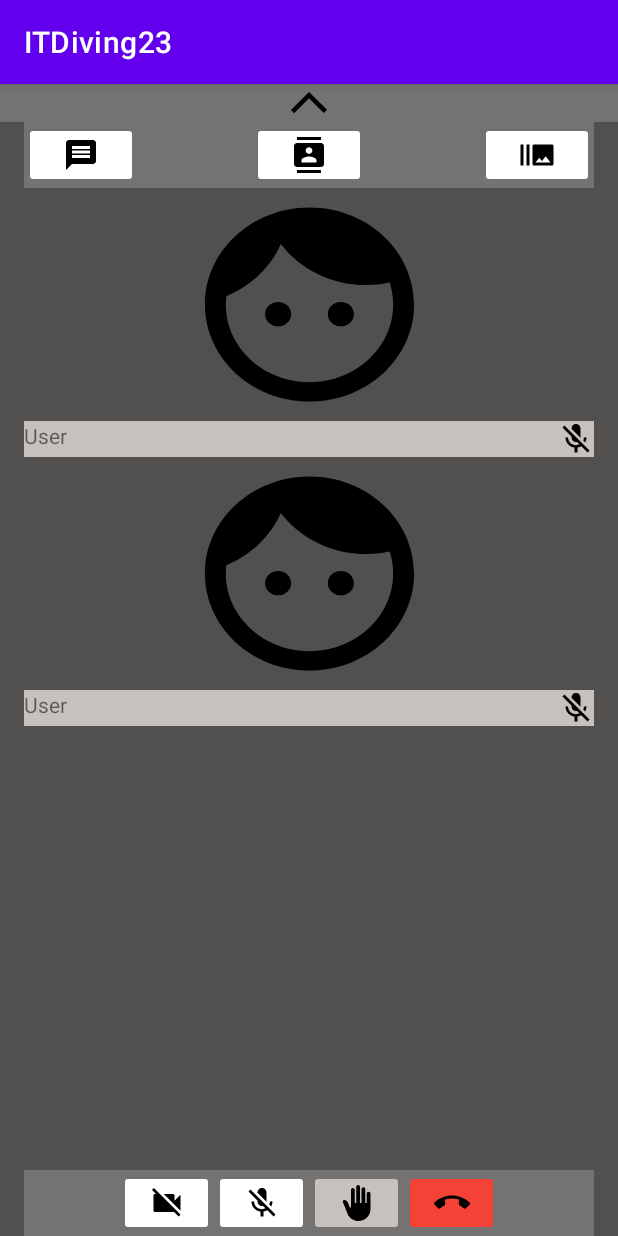
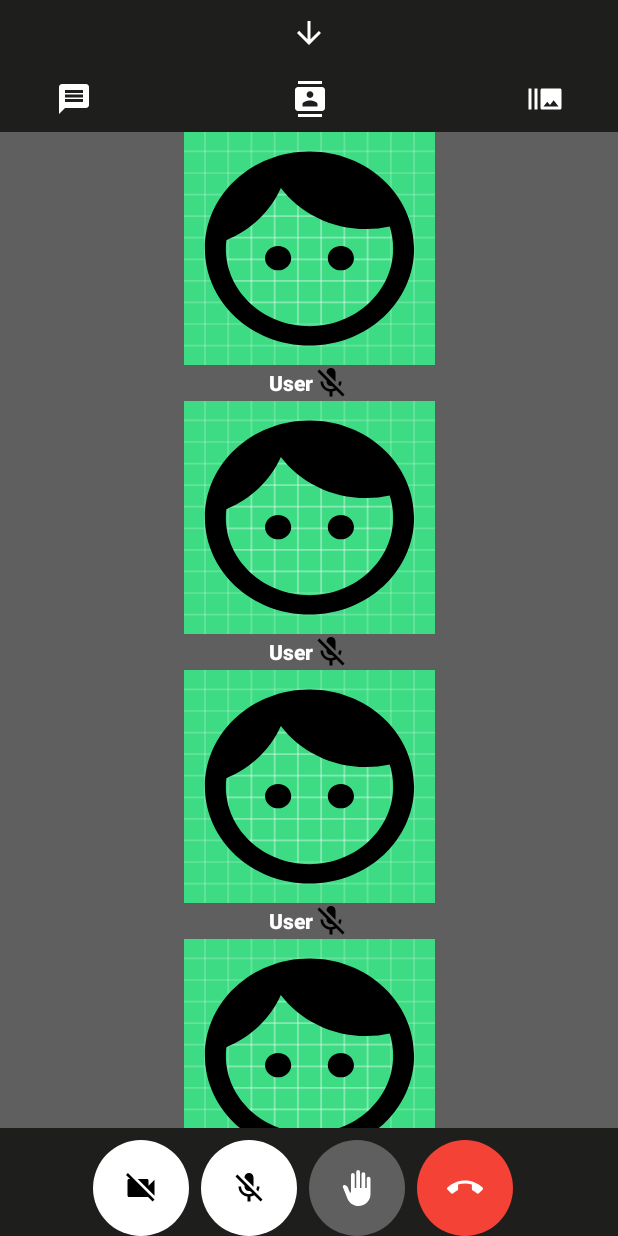
Before and after one commit to An-Vas/ITDiving23_Android, an Android app: the screen it shows after launch (MainActivity), on a phone screen of 412 x 824 dp. Run offline under Robolectric (Android 15) with nearby library versions, the phone set to English and light mode, and no system bars.

Commit message:
some improves + apk generated

```diff
--- a/app/src/main/java/prostozavitok/production/itdiving23/MainActivity.java
+++ b/app/src/main/java/prostozavitok/production/itdiving23/MainActivity.java
@@ -22,7 +22,8 @@ import prostozavitok.production.itdiving23.Handlers.micrButtonOnClickListener;
 import prostozavitok.production.itdiving23.Handlers.smsButtonOnClickListener;
 
 public class MainActivity extends AppCompatActivity {
-    private ImageButton smsButton, contactsButton, viewModeButton, cameraButton, micrButton, handButton, endCallButton;
+    private ImageButton smsButton, contactsButton, viewModeButton, cameraButton, micrButton,
+            handButton, endCallButton, exitArrowButton;
     private Boolean cameraOn = false, micOn = false;
     private LinearLayout scrollLinLayout, inLayout;
     ScrollView scroll;
@@ -44,6 +45,7 @@ public class MainActivity extends AppCompatActivity {
         inLayout=findViewById(R.id.cardLinearLayout);
         scroll = findViewById(R.id.scrollView2);
         inLayout = findViewById(R.id.cardLinearLayout);
+        exitArrowButton =  findViewById(R.id.exitButton);
 
         cameraButton.setOnClickListener(new cameraButtonOnClickListener(cameraButton, cameraOn));
         micrButton.setOnClickListener(new micrButtonOnClickListener(micrButton, micOn));
@@ -53,5 +55,6 @@ public class MainActivity extends AppCompatActivity {
         contactsButton.setOnClickListener(new contactsButtonOnClickListener(getSupportFragmentManager()));
         viewModeButton.setOnClickListener(new changeShowModeOnClickListener(inLayout, scrollLinLayout, scroll));
         smsButton.setOnClickListener(new smsButtonOnClickListener(this, getPackageManager()));
+        exitArrowButton.setOnClickListener(new exitButtonOnClickListener(this));
     }
 }
--- /dev/null
+++ b/app/src/main/res/drawable/baseline_arrow_downward_24.xml
@@ -0,0 +1,5 @@
+<vector android:height="24dp" android:tint="#000000"
+    android:viewportHeight="24" android:viewportWidth="24"
+    android:width="24dp" xmlns:android="http://schemas.android.com/apk/res/android">
+    <path android:fillColor="@android:color/white" android:pathData="M20,12l-1.41,-1.41L13,16.17V4h-2v12.17l-5.58,-5.59L4,12l8,8 8,-8z"/>
+</vector>
--- /dev/null
+++ b/app/src/main/res/drawable/layer.xml
@@ -0,0 +1,7 @@
+<?xml version="1.0" encoding="utf-8"?>
+<layer-list xmlns:android="http://schemas.android.com/apk/res/android">
+    <!-- Any number of images of our choice -->
+
+    <item android:drawable="@drawable/ic_launcher_background"/>
+    <item android:drawable="@drawable/baseline_face_24"/>
+</layer-list>
--- /dev/null
+++ b/app/src/main/res/drawable/round_button.xml
@@ -0,0 +1,12 @@
+<?xml version="1.0" encoding="utf-8"?>
+<shape xmlns:android="http://schemas.android.com/apk/res/android"
+    android:shape="rectangle">
+    <size
+        android:height="@dimen/button_height"
+        android:width="@dimen/button_height"></size>
+
+    <corners android:radius="@dimen/button_radius"/>
+
+
+
+</shape>
--- a/app/src/main/res/layout/activity_main.xml
+++ b/app/src/main/res/layout/activity_main.xml
@@ -1,5 +1,6 @@
 <?xml version="1.0" encoding="utf-8"?>
-<androidx.constraintlayout.widget.ConstraintLayout xmlns:android="http://schemas.android.com/apk/res/android"
+<androidx.constraintlayout.widget.ConstraintLayout
+    xmlns:android="http://schemas.android.com/apk/res/android"
     xmlns:app="http://schemas.android.com/apk/res-auto"
     xmlns:tools="http://schemas.android.com/tools"
     android:layout_width="match_parent"
@@ -11,26 +12,26 @@
         android:id="@+id/uparrowLayout"
         android:layout_width="match_parent"
         android:layout_height="wrap_content"
-        android:background="@color/dark_gray"
+        android:backgroundTint="@color/dark_dark_gray"
         android:orientation="horizontal"
         app:layout_constraintTop_toTopOf="parent">
 
         <ImageButton
             android:id="@+id/exitButton"
             android:layout_width="match_parent"
-            android:layout_height="25dp"
-            android:backgroundTint="@color/dark_gray"
-            app:srcCompat="@drawable/expand_less_fill0_wght400_grad0_opsz48" />
+            android:layout_height="match_parent"
+            android:layout_weight="1"
+            android:backgroundTint="@color/dark_dark_gray"
+            app:srcCompat="@drawable/baseline_arrow_downward_24"
+            app:tint="@android:color/white" />
     </LinearLayout>
 
     <LinearLayout
         android:id="@+id/upButtonsLayout"
         android:layout_width="match_parent"
         android:layout_height="0dp"
-        android:background="@color/dark_gray"
+        android:backgroundTint="@color/dark_dark_gray"
         android:orientation="horizontal"
-        android:layout_marginLeft="@dimen/standartMargin"
-        android:layout_marginRight="@dimen/standartMargin"
         app:layout_constraintTop_toBottomOf="@+id/uparrowLayout">
 
         <ImageButton
@@ -38,8 +39,10 @@
             android:layout_width="match_parent"
             android:layout_height="match_parent"
             android:layout_weight="1"
-            android:backgroundTint="@color/white"
-            app:srcCompat="@drawable/baseline_message_24" />
+            android:backgroundTint="@color/dark_dark_gray"
+            android:layout_marginLeft="@dimen/standartMargin"
+            app:srcCompat="@drawable/baseline_message_24"
+            app:tint="@android:color/white" />
 
         <ImageView
             android:id="@+id/imageView5"
@@ -53,8 +56,9 @@
             android:layout_width="match_parent"
             android:layout_height="wrap_content"
             android:layout_weight="1"
-            android:backgroundTint="@color/white"
-            app:srcCompat="@drawable/baseline_contacts_24" />
+            android:backgroundTint="@color/dark_dark_gray"
+            app:srcCompat="@drawable/baseline_contacts_24"
+            app:tint="@android:color/white"   />
 
         <ImageView
             android:id="@+id/imageView6"
@@ -68,8 +72,10 @@
             android:layout_width="match_parent"
             android:layout_height="wrap_content"
             android:layout_weight="1"
-            android:backgroundTint="@color/white"
-            app:srcCompat="@drawable/baseline_burst_mode_24" />
+            android:backgroundTint="@color/dark_dark_gray"
+            android:layout_marginRight="@dimen/standartMargin"
+            app:srcCompat="@drawable/baseline_burst_mode_24"
+            app:tint="@android:color/white" />
 
     </LinearLayout>
 
@@ -77,10 +83,10 @@
         android:id="@+id/scrollView2"
         android:layout_width="match_parent"
         android:layout_height="0dp"
-        android:layout_marginLeft="@dimen/standartMargin"
-        android:layout_marginRight="@dimen/standartMargin"
         app:layout_constraintBottom_toTopOf="@+id/downButtonsLayout"
-        app:layout_constraintTop_toBottomOf="@+id/upButtonsLayout">
+        app:layout_constraintTop_toBottomOf="@+id/upButtonsLayout"
+        app:layout_constraintVertical_bias="1.0"
+        tools:layout_editor_absoluteX="44dp">
 
         <LinearLayout
             android:id="@+id/callParticipantsLinLayout"
@@ -101,67 +107,99 @@
                 android:layout_height="0dp"
                 android:layout_weight="1"
                 tools:visibility="visible" />
+
+            <include
+                layout="@layout/contact_video_card"
+                android:layout_width="match_parent"
+                android:layout_height="0dp"
+                android:layout_weight="1"
+                tools:visibility="visible" />
+
+            <include
+                layout="@layout/contact_video_card"
+                android:layout_width="match_parent"
+                android:layout_height="0dp"
+                android:layout_weight="1"
+                tools:visibility="visible" />
+
+
         </LinearLayout>
     </ScrollView>
 
-    <LinearLayout
+    <androidx.constraintlayout.widget.ConstraintLayout
         android:id="@+id/downButtonsLayout"
         android:layout_width="match_parent"
         android:layout_height="wrap_content"
-        android:background="@color/dark_gray"
-        android:foregroundGravity="bottom"
-        android:gravity="bottom|end"
-        android:orientation="horizontal"
-        android:layout_marginLeft="@dimen/standartMargin"
-        android:layout_marginRight="@dimen/standartMargin"
+        android:layout_weight="1"
         app:layout_constraintBottom_toBottomOf="parent">
 
-        <ImageView
-            android:id="@+id/imageView3"
-            android:layout_width="match_parent"
-            android:layout_height="match_parent"
-            android:layout_weight="1"
-            android:visibility="invisible" />
+        <LinearLayout
+            android:layout_width="wrap_content"
+            android:layout_height="wrap_content"
+            android:orientation="horizontal"
+            app:layout_constraintEnd_toEndOf="parent"
+            app:layout_constraintStart_toStartOf="parent">
 
             <ImageButton
                 android:id="@+id/cameraButton"
-            android:layout_width="match_parent"
+                android:layout_width="wrap_content"
                 android:layout_height="wrap_content"
                 android:layout_weight="1"
+                android:background="@drawable/round_button"
                 android:backgroundTint="@color/white"
+                android:layout_marginLeft="@dimen/halfMargin"
+                android:layout_marginRight="@dimen/halfMargin"
+                android:layout_marginTop="@dimen/halfMargin"
+                android:layout_marginEnd="@dimen/halfMargin"
+                app:layout_constraintStart_toStartOf="parent"
                 app:srcCompat="@drawable/baseline_videocam_off_24" />
+
 
             <ImageButton
                 android:id="@+id/microphoneButton"
-            android:layout_width="match_parent"
+                android:layout_width="wrap_content"
                 android:layout_height="wrap_content"
                 android:layout_weight="1"
+                android:background="@drawable/round_button"
                 android:backgroundTint="@color/white"
+                android:layout_marginLeft="@dimen/halfMargin"
+                android:layout_marginRight="@dimen/halfMargin"
+                android:layout_marginTop="@dimen/halfMargin"
+                android:layout_marginEnd="@dimen/halfMargin"
                 app:srcCompat="@drawable/baseline_mic_off_24" />
 
             <ImageButton
                 android:id="@+id/handButtton"
-            android:layout_width="match_parent"
+                android:layout_width="wrap_content"
                 android:layout_height="wrap_content"
                 android:layout_weight="1"
-            android:backgroundTint="@color/gray"
-            app:srcCompat="@drawable/baseline_back_hand_24" />
+                android:background="@drawable/round_button"
+                android:backgroundTint="@color/dark_gray"
+                android:layout_marginLeft="@dimen/halfMargin"
+                android:layout_marginRight="@dimen/halfMargin"
+                android:layout_marginTop="@dimen/halfMargin"
+                android:layout_marginEnd="@dimen/halfMargin"
+                app:srcCompat="@drawable/baseline_back_hand_24"
+                app:tint="@android:color/white" />
 
             <ImageButton
                 android:id="@+id/callEndButton"
-            android:layout_width="match_parent"
+                android:layout_width="wrap_content"
                 android:layout_height="wrap_content"
                 android:layout_weight="1"
+                android:background="@drawable/round_button"
                 android:backgroundTint="@color/red"
-            app:srcCompat="@drawable/baseline_call_end_24" />
-
-        <ImageView
-            android:id="@+id/imageView4"
-            android:layout_width="match_parent"
-            android:layout_height="match_parent"
-            android:layout_weight="1"
-            android:visibility="invisible" />
-
+                android:layout_marginLeft="@dimen/halfMargin"
+                android:layout_marginRight="@dimen/halfMargin"
+                android:layout_marginTop="@dimen/halfMargin"
+                android:layout_marginEnd="@dimen/halfMargin"
+                app:srcCompat="@drawable/baseline_call_end_24"
+                app:tint="@android:color/white" />
         </LinearLayout>
 
+
+
     </androidx.constraintlayout.widget.ConstraintLayout>
+
+
+</androidx.constraintlayout.widget.ConstraintLayout>
--- a/app/src/main/res/layout/contact_video_card.xml
+++ b/app/src/main/res/layout/contact_video_card.xml
@@ -9,6 +9,7 @@
         android:id="@+id/cardLinearLayout"
         android:layout_width="match_parent"
         android:layout_height="wrap_content"
+        android:background="@color/dark_gray"
         android:orientation="vertical">
 
         <androidx.constraintlayout.widget.ConstraintLayout
@@ -19,33 +20,29 @@
                 android:id="@+id/imageView"
                 android:layout_width="167dp"
                 android:layout_height="155dp"
-                android:background="@drawable/baseline_face_24"
-                android:backgroundTint="@color/black"
+                android:background="@drawable/layer"
                 android:scaleType="fitXY"
                 app:layout_constraintEnd_toEndOf="parent"
                 app:layout_constraintStart_toStartOf="parent"
                 app:layout_constraintTop_toTopOf="parent" />
 
-            <LinearLayout
-                android:id="@+id/linearLayout5"
-                android:layout_width="match_parent"
+            <TextView
+                android:id="@+id/textView"
+                android:layout_width="wrap_content"
                 android:layout_height="wrap_content"
-                android:orientation="horizontal"
-                android:background="@color/gray"
-                app:layout_constraintTop_toBottomOf="@+id/imageView">
+                android:backgroundTint="@color/dark_gray"
+                android:drawableRight="@drawable/baseline_mic_off_24"
+                android:ellipsize="end"
+                android:fontFamily="sans-serif-black"
+                android:gravity="center"
+                android:maxLines="1"
+                android:text="User"
+                android:textColor="@color/white"
+                app:layout_constraintEnd_toEndOf="parent"
+                app:layout_constraintStart_toStartOf="parent"
+                app:layout_constraintTop_toBottomOf="@+id/imageView"
+                app:tint="@android:color/white" />
 
-                <TextView
-                    android:id="@+id/textView"
-                    android:layout_width="match_parent"
-                    android:layout_height="wrap_content"
-                    android:layout_weight="1"
-                    android:ellipsize="end"
-                    android:maxLines="1"
-                    android:drawableRight="@drawable/baseline_mic_off_24"
-                    android:backgroundTint="@color/dark_gray"
-                    android:text="User" />
-
-            </LinearLayout>
         </androidx.constraintlayout.widget.ConstraintLayout>
 
     </LinearLayout>
--- a/app/src/main/res/values/colors.xml
+++ b/app/src/main/res/values/colors.xml
@@ -8,7 +8,7 @@
     <color name="black">#FF000000</color>
     <color name="white">#FFFFFFFF</color>
     <color name="red">#FFF44336</color>
-    <color name="gray">#C6C1BC</color>
-    <color name="dark_gray">#757371</color>
-    <color name="dark_dark_gray">#52504F</color>
+    <color name="gray">#D6D2CE</color>
+    <color name="dark_gray">#5F5F5F</color>
+    <color name="dark_dark_gray">#1E1E1D</color>
 </resources>
--- a/app/src/main/res/values/dimens.xml
+++ b/app/src/main/res/values/dimens.xml
@@ -1,4 +1,9 @@
 <?xml version="1.0" encoding="utf-8"?>
 <resources>
     <dimen name="standartMargin">16dp</dimen>
+    <dimen name="halfMargin">8dp</dimen>
+    <dimen name="radius">1dp</dimen>
+    <dimen name="button_height">64dp</dimen>
+    <dimen name="half_button_height">25dp</dimen>
+    <dimen name="button_radius">40dp</dimen>
 </resources>
--- a/app/src/main/res/values/themes.xml
+++ b/app/src/main/res/values/themes.xml
@@ -1,6 +1,6 @@
 <resources xmlns:tools="http://schemas.android.com/tools">
     <!-- Base application theme. -->
-    <style name="Theme.ITDiving23" parent="Theme.MaterialComponents.DayNight.DarkActionBar">
+    <style name="Theme.ITDiving23" parent="Theme.AppCompat.Light.NoActionBar">
         <!-- Primary brand color. -->
         <item name="colorPrimary">@color/purple_500</item>
         <item name="colorPrimaryVariant">@color/purple_700</item>
```
Also changed, not shown: 3 other files. Lines whose indentation alone changed are shown as unchanged.
